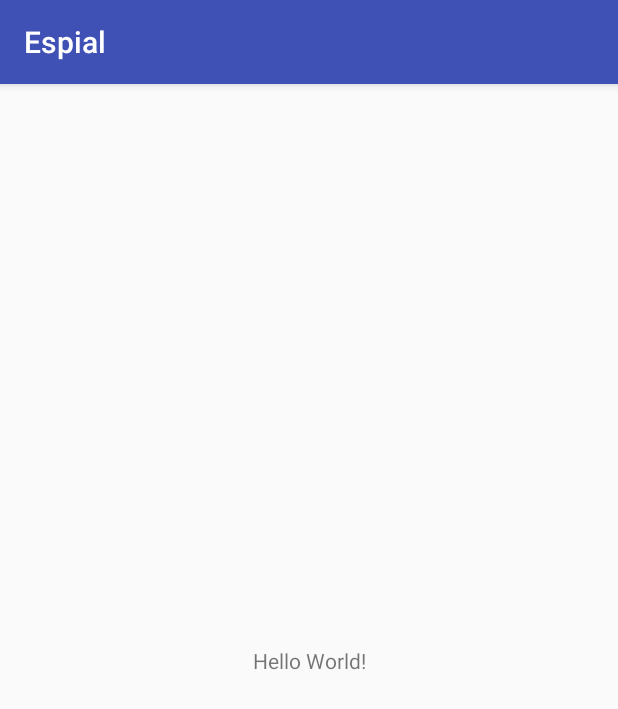
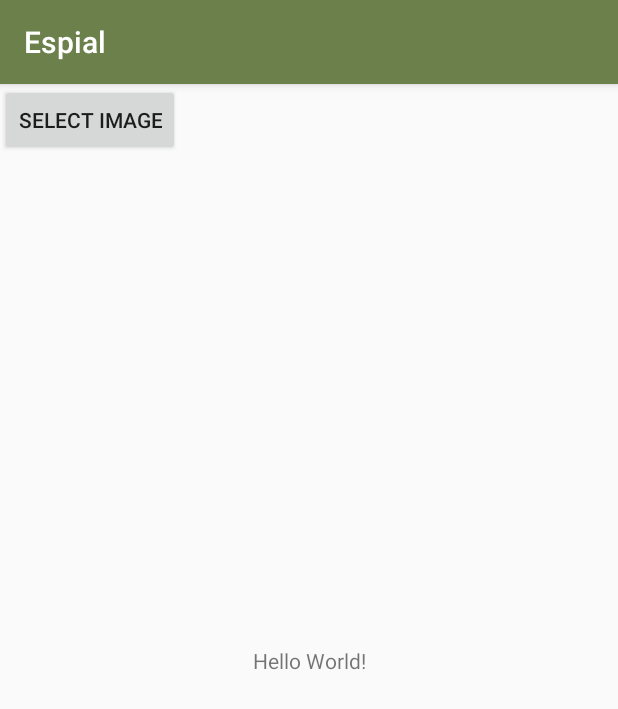
Before and after one commit to AyushiDe/Espial, an Android app: the screen it shows after launch (MainActivity), on a phone screen of 412 x 824 dp. Shown: the top 709 px of the screen. Run offline under Robolectric (Android 15) with nearby library versions, the phone set to English and light mode, and no system bars; our stand-ins replace ButterKnife.

Commit message:
image picker done

```diff
--- a/app/build.gradle
+++ b/app/build.gradle
@@ -25,7 +25,11 @@ dependencies {
     testImplementation 'junit:junit:4.12'
     androidTestImplementation 'com.android.support.test:runner:1.0.2'
     androidTestImplementation 'com.android.support.test.espresso:espresso-core:3.0.2'
-
+     //firebase
     compile 'com.google.firebase:firebase-core:16.0.0'
+    implementation 'com.google.firebase:firebase-ml-vision:16.0.0'
+     //butterknife
+    implementation 'com.jakewharton:butterknife:8.8.1'
+    annotationProcessor 'com.jakewharton:butterknife-compiler:8.8.1'
 }
 apply plugin: 'com.google.gms.google-services'
--- a/app/src/main/AndroidManifest.xml
+++ b/app/src/main/AndroidManifest.xml
@@ -1,6 +1,9 @@
 <?xml version="1.0" encoding="utf-8"?>
 <manifest xmlns:android="http://schemas.android.com/apk/res/android"
     package="com.android.espial">
+    <uses-permission android:name="android.permission.INTERNET" />
+    <uses-permission android:name="android.permission.READ_EXTERNAL_STORAGE" />
+    <uses-permission android:name="android.permission.WRITE_EXTERNAL_STORAGE" />
 
     <application
         android:allowBackup="true"
@@ -16,6 +19,9 @@
                 <category android:name="android.intent.category.LAUNCHER" />
             </intent-filter>
         </activity>
+        <meta-data
+            android:name="com.google.firebase.ml.vision.DEPENDENCIES"
+            android:value="text" />
     </application>
 
 </manifest>
--- a/app/src/main/res/layout/activity_main.xml
+++ b/app/src/main/res/layout/activity_main.xml
@@ -1,5 +1,6 @@
 <?xml version="1.0" encoding="utf-8"?>
-<android.support.constraint.ConstraintLayout xmlns:android="http://schemas.android.com/apk/res/android"
+<android.support.constraint.ConstraintLayout
+    xmlns:android="http://schemas.android.com/apk/res/android"
     xmlns:app="http://schemas.android.com/apk/res-auto"
     xmlns:tools="http://schemas.android.com/tools"
     android:layout_width="match_parent"
@@ -15,4 +16,17 @@
         app:layout_constraintRight_toRightOf="parent"
         app:layout_constraintTop_toTopOf="parent" />
 
+
+    <ImageView
+        android:layout_width="300dp"
+        android:layout_height="300dp"
+        android:id="@+id/ivSelectedImage"/>
+
+
+    <Button
+        android:layout_width="wrap_content"
+        android:layout_height="wrap_content"
+        android:id="@+id/btnImageSelect"
+        android:text="@string/select_image"/>
+
 </android.support.constraint.ConstraintLayout>
--- a/app/src/main/res/values/colors.xml
+++ b/app/src/main/res/values/colors.xml
@@ -1,6 +1,6 @@
 <?xml version="1.0" encoding="utf-8"?>
 <resources>
-    <color name="colorPrimary">#3F51B5</color>
-    <color name="colorPrimaryDark">#303F9F</color>
-    <color name="colorAccent">#FF4081</color>
+    <color name="colorPrimary">#6c804b</color>
+    <color name="colorPrimaryDark">#658d21</color>
+    <color name="colorAccent">#FAAE58</color>
 </resources>
--- a/app/src/main/res/values/strings.xml
+++ b/app/src/main/res/values/strings.xml
@@ -1,3 +1,4 @@
 <resources>
     <string name="app_name">Espial</string>
+    <string name="select_image">Select Image</string>
 </resources>
```
Also changed, not shown: app/src/main/java/com/android/espial/MainActivity.java (+62 -0 lines).
